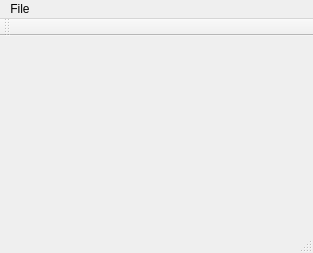
Above: kbd_builder/mainwindow.ui from andreili/USB-Keyboard before the change. Below: the same form after it.
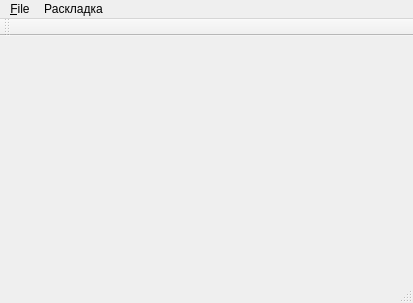
That is the form after the change.

Commit message: Реализован основной финкционал построения матрицы

Diff of the .ui file:
```diff
--- a/kbd_builder/mainwindow.ui
+++ b/kbd_builder/mainwindow.ui
@@ -6,8 +6,8 @@
    <rect>
     <x>0</x>
     <y>0</y>
-    <width>313</width>
-    <height>253</height>
+    <width>413</width>
+    <height>303</height>
    </rect>
   </property>
   <property name="windowTitle">
@@ -19,19 +19,28 @@
     <rect>
      <x>0</x>
      <y>0</y>
-     <width>313</width>
-     <height>20</height>
+     <width>413</width>
+     <height>25</height>
     </rect>
    </property>
    <widget class="QMenu" name="menuOpen">
     <property name="title">
-     <string>File</string>
+     <string>&amp;File</string>
     </property>
     <addaction name="actionOpen"/>
     <addaction name="actionSave"/>
     <addaction name="actionSave_as"/>
+    <addaction name="actionExport_header"/>
+   </widget>
+   <widget class="QMenu" name="menu">
+    <property name="title">
+     <string>Раскладка</string>
+    </property>
+    <addaction name="actionLat"/>
+    <addaction name="actionCyr"/>
    </widget>
    <addaction name="menuOpen"/>
+   <addaction name="menu"/>
   </widget>
   <widget class="QToolBar" name="mainToolBar">
    <attribute name="toolBarArea">
```
Left out of the diff: 35 changed lines with no effect on the pictures. The commit also changes 2 other files.
